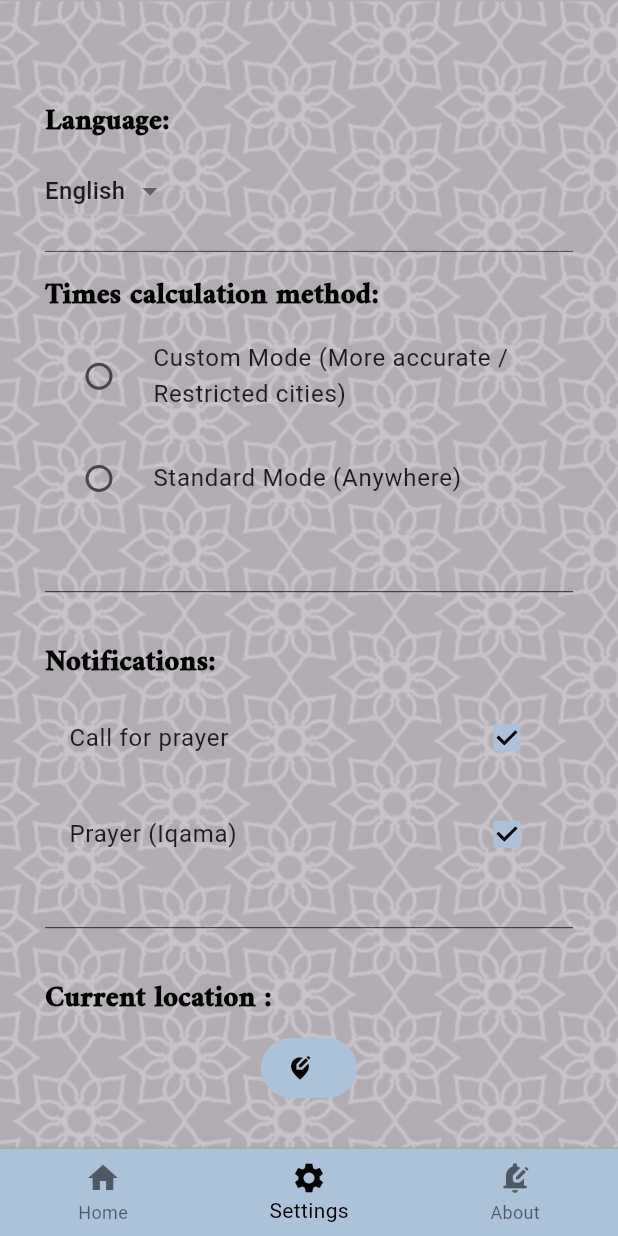
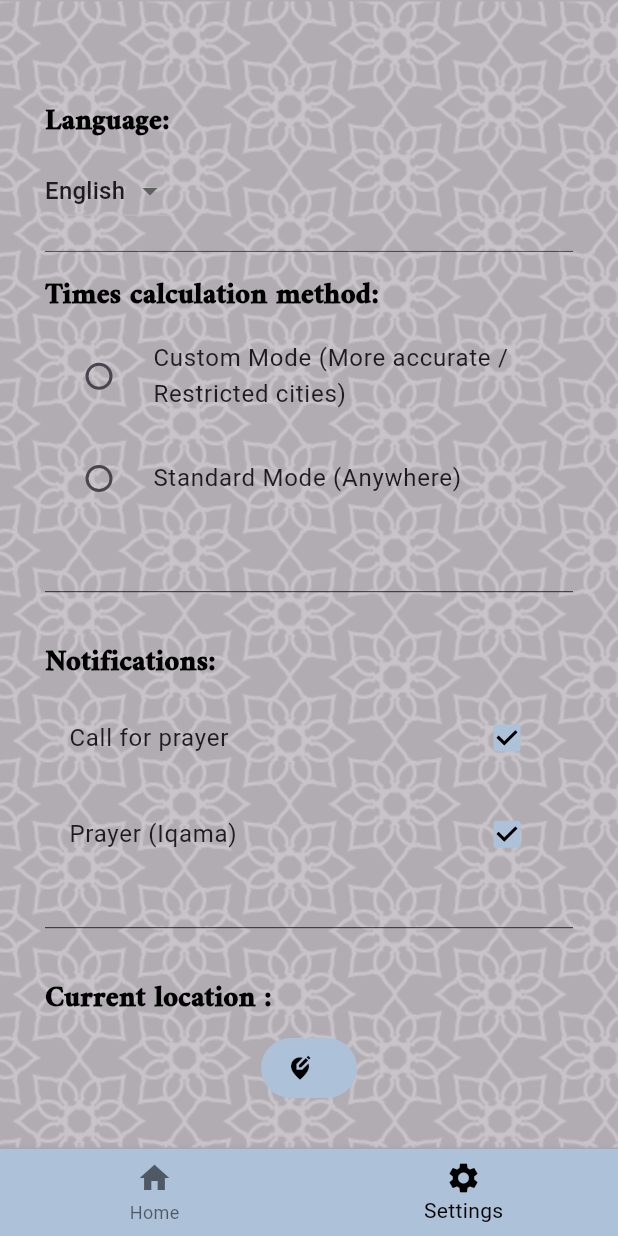
Before and after one commit to walid-rehamnia/adhan_russia, a Flutter app: the MyBottomNavigationBar screen opened directly, item 2 of the bottom bar chosen, on a phone screen of 412 x 824 dp. Run offline on Flutter 3.47's test engine with Material 3 defaults, Android fonts, the phone set to English and light mode, and no system bars; our stand-ins replace adhan, firebase_core, firebase_storage, flutter_easyloading, flutter_local_notifications, geocoding and 5 more; missing offline and left inert: flutter_pdfview, jhijri, syncfusion_flutter_pdf; accounts and stored records are empty.

```diff
--- a/lib/components.dart
+++ b/lib/components.dart
@@ -1,12 +1,9 @@
 import 'package:adan_russia/constatnts.dart';
 import 'package:adan_russia/controllers.dart';
-import 'package:adan_russia/screens/about_page.dart';
-import 'package:adan_russia/screens/choice_screen.dart';
 
 import 'package:adan_russia/screens/prayer_screen.dart';
 
 import 'package:adan_russia/screens/settings.dart';
-import 'package:adan_russia/screens/test.dart';
 import 'package:flutter/material.dart';
 import 'package:get/get.dart';
 
@@ -22,7 +19,7 @@ class _MyBottomNavigationBarState extends State<MyBottomNavigationBar> {
   final List<Widget> pages = [
     const PrayerScreen(),
     SettingsScreen(),
-    ChoiceScreen()
+    // ChoiceScreen()
   ];
 
   @override
@@ -45,10 +42,10 @@ class _MyBottomNavigationBarState extends State<MyBottomNavigationBar> {
             ),
             label: "settings".tr,
           ),
-          BottomNavigationBarItem(
-            icon: const Icon(Icons.edit_notifications_rounded),
-            label: 'about'.tr,
-          ),
+          // BottomNavigationBarItem(
+          //   icon: const Icon(Icons.edit_notifications_rounded),
+          //   label: 'about'.tr,
+          // ),
         ],
         currentIndex: _controller.selectedIndex.value,
         onTap: (index) {
```
Also changed, not shown: 1 other file.
